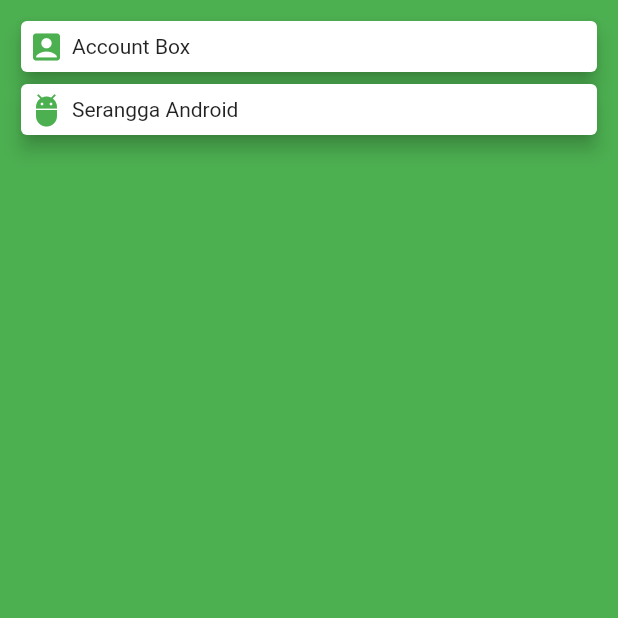
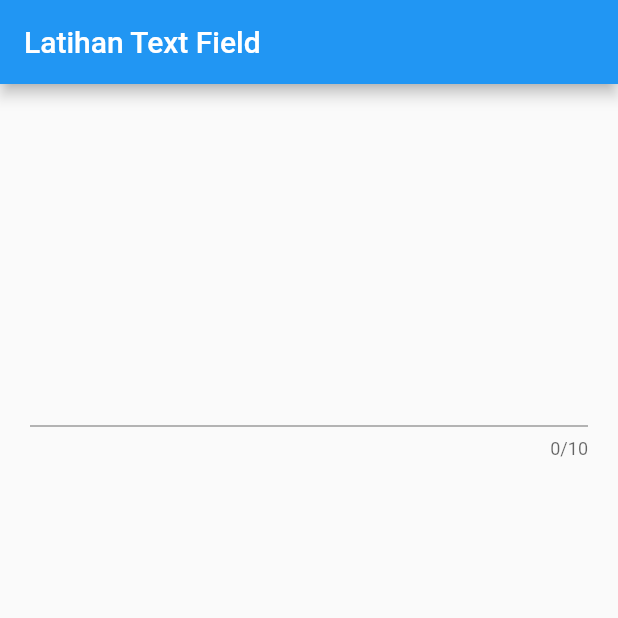
Before and after one commit to abuazis/Flutter-App-Tutorial, a Flutter app: the screen it shows after launch, on a phone screen of 412 x 824 dp, the top half of it. Run offline on Flutter 3.47's test engine with Material 2 defaults, Android fonts, the phone set to English and light mode, and no system bars.

Commit message:
18-text-field-widget-flutter

```diff
--- a/lib/main.dart
+++ b/lib/main.dart
@@ -2,41 +2,39 @@ import 'package:flutter/material.dart';
 
 void main() => runApp(MyApp());
 
-class MyApp extends StatelessWidget {
+class MyApp extends StatefulWidget {
+  @override
+  _MyAppState createState() => _MyAppState();
+}
+
+class _MyAppState extends State<MyApp> {
+  TextEditingController controller = TextEditingController();
+
   @override
   Widget build(BuildContext context) {
     return MaterialApp(
       home: Scaffold(
-        backgroundColor: Colors.green,
+        appBar: AppBar(
+          title: Text("Latihan Text Field"),
+        ),
         body: Container(
-          margin: EdgeInsets.all(10),
-          child: ListView(
+          margin: EdgeInsets.all(20),
+          child: Column(
+            mainAxisAlignment: MainAxisAlignment.spaceAround,
             children: <Widget>[
-              buildCard(Icons.account_box, "Account Box"),
-              buildCard(Icons.adb, "Serangga Android"),
+              TextField(
+                onChanged: (value) {
+                  setState(() {});
+                },
+                controller: controller,
+                obscureText: false,
+                maxLength: 10,
+              ),
+              Text(controller.text)
             ],
           ),
         ),
       ),
     );
   }
-
-  Card buildCard(IconData iconData, String text) {
-    return Card(
-      elevation: 5,
-      child: Row(
-        children: <Widget>[
-          Container(
-            margin: EdgeInsets.all(5),
-            child: Icon(
-              iconData,
-              color: Colors.green
-            )
-          ),
-          Text(text)
-        ],
-      ),
-    );
-  }
-
 }
```
